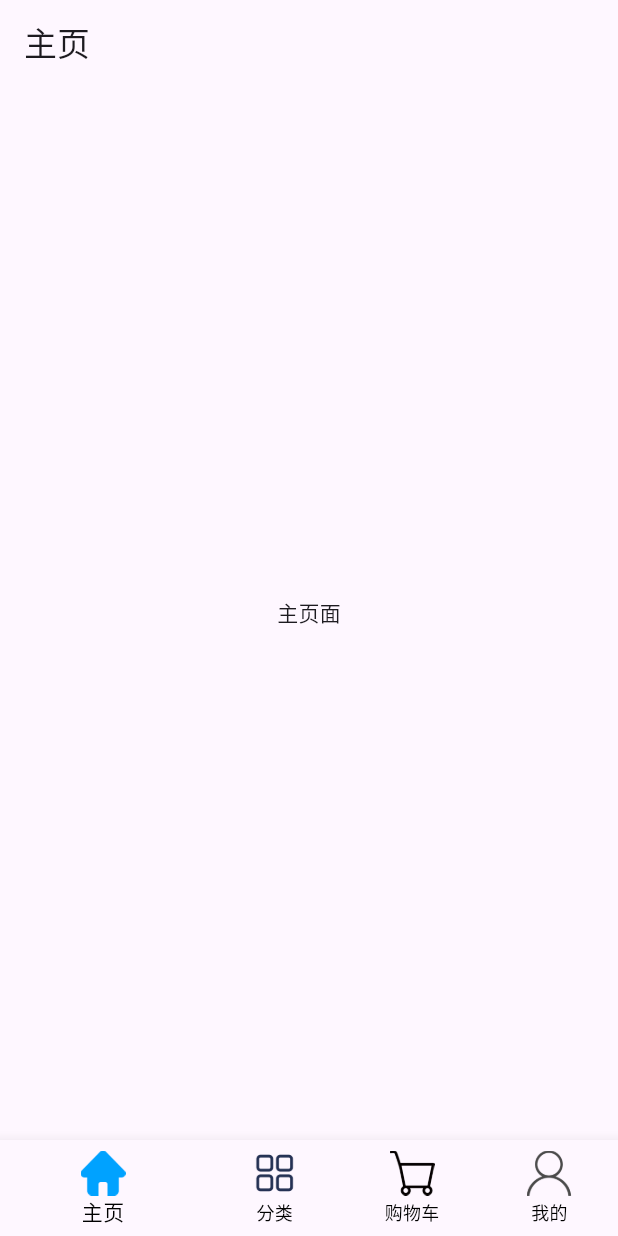
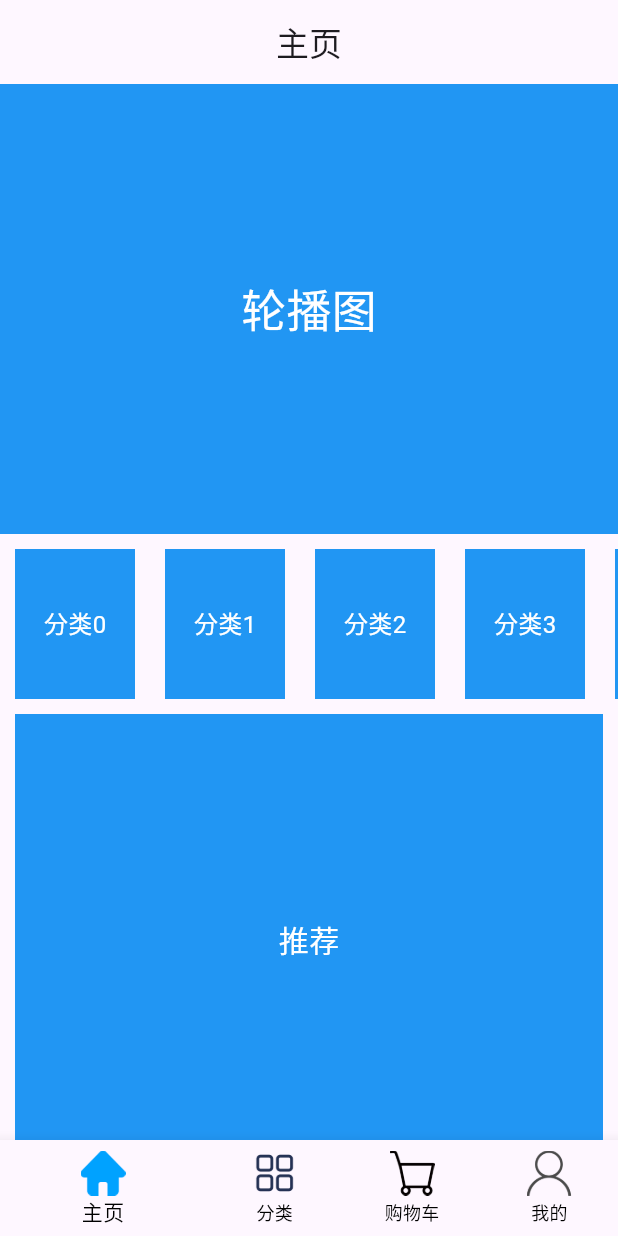
Before and after one commit to chuliyuoujian/my_shop, a Flutter app: the screen it shows after launch, on a phone screen of 412 x 824 dp. Run offline on Flutter 3.47's test engine with Material 3 defaults, Android fonts, the phone set to English and light mode, and no system bars.

Commit message:
首页基础布局实现

```diff
--- /dev/null
+++ b/lib/components/Home/home_category.dart
@@ -0,0 +1,34 @@
+import 'package:flutter/material.dart';
+
+class HomeCategory extends StatefulWidget {
+  const HomeCategory({super.key});
+
+  @override
+  State<HomeCategory> createState() => _HomeCategoryState();
+}
+
+class _HomeCategoryState extends State<HomeCategory> {
+  @override
+  Widget build(BuildContext context) {
+    return Container(
+      height: 100,
+      child: ListView.builder(
+        scrollDirection: Axis.horizontal,
+        itemCount: 10,
+        itemBuilder: (context, index) {
+          return Container(
+            width: 80,
+            height: 100,
+            alignment: Alignment.center,
+            margin: EdgeInsets.symmetric(horizontal: 10),
+            color: Colors.blue,
+            child: Text(
+              "分类$index",
+              style: TextStyle(color: Colors.white, fontSize: 16),
+            ),
+          );
+        },
+      ),
+    );
+  }
+}
--- /dev/null
+++ b/lib/components/Home/home_slider.dart
@@ -0,0 +1,20 @@
+import 'package:flutter/material.dart';
+
+class HomeSlider extends StatefulWidget {
+  const HomeSlider({super.key});
+
+  @override
+  State<HomeSlider> createState() => _HomeSliderState();
+}
+
+class _HomeSliderState extends State<HomeSlider> {
+  @override
+  Widget build(BuildContext context) {
+    return Container(
+      height: 300,
+      color: Colors.blue,
+      alignment: Alignment.center,
+      child: Text("轮播图", style: TextStyle(color: Colors.white, fontSize: 30)),
+    );
+  }
+}
--- /dev/null
+++ b/lib/components/Home/home_suggestion.dart
@@ -0,0 +1,23 @@
+import 'package:flutter/material.dart';
+
+class HomeSuggestion extends StatefulWidget {
+  const HomeSuggestion({super.key});
+
+  @override
+  State<HomeSuggestion> createState() => _HomeSuggestionState();
+}
+
+class _HomeSuggestionState extends State<HomeSuggestion> {
+  @override
+  Widget build(BuildContext context) {
+    return Padding(
+      padding: EdgeInsets.symmetric(horizontal: 10),
+      child: Container(
+        height: 300,
+        color: Colors.blue,
+        alignment: Alignment.center,
+        child: Text("推荐", style: TextStyle(color: Colors.white, fontSize: 20)),
+      ),
+    );
+  }
+}
--- a/lib/pages/Home/home_view.dart
+++ b/lib/pages/Home/home_view.dart
@@ -1,5 +1,10 @@
 //主页
 import 'package:flutter/material.dart';
+import 'package:my_shop/components/Home/home_category.dart';
+import 'package:my_shop/components/Home/home_hot.dart';
+import 'package:my_shop/components/Home/home_morelist.dart';
+import 'package:my_shop/components/Home/home_slider.dart';
+import 'package:my_shop/components/Home/home_suggestion.dart';
 
 class HomeView extends StatefulWidget {
   const HomeView({super.key});
@@ -9,8 +14,39 @@ class HomeView extends StatefulWidget {
 }
 
 class _HomeViewState extends State<HomeView> {
+  List<Widget> getSlivers() {
+    return [
+      //轮播图
+      SliverToBoxAdapter(child: HomeSlider()),
+      SliverToBoxAdapter(child: SizedBox(height: 10)),
+      //放置分类组件
+      SliverToBoxAdapter(child: HomeCategory()),
+      SliverToBoxAdapter(child: SizedBox(height: 10)),
+      //放置推荐组件
+      SliverToBoxAdapter(child: HomeSuggestion()),
+      SliverToBoxAdapter(child: SizedBox(height: 10)),
+      //放置热门商品组件
+      SliverToBoxAdapter(
+        child: Padding(
+          padding: EdgeInsets.symmetric(horizontal: 10),
+          child: Flex(
+            direction: Axis.horizontal,
+            children: [
+              Expanded(child: HomeHot()),
+              SizedBox(width: 20),
+              Expanded(child: HomeHot()),
+            ],
+          ),
+        ),
+      ),
+      SliverToBoxAdapter(child: SizedBox(height: 10)),
+      //放置更多商品组件
+      HomeMoreList(),
+    ];
+  }
+
   @override
   Widget build(BuildContext context) {
-    return Center(child: Text("主页面"));
+    return CustomScrollView(slivers: getSlivers());
   }
 }
--- a/lib/pages/Login/login_page.dart
+++ b/lib/pages/Login/login_page.dart
@@ -11,7 +11,7 @@ class _LoginPageState extends State<LoginPage> {
   @override
   Widget build(BuildContext context) {
     return Scaffold(
-      appBar: AppBar(title: Text("登录页")),
+      appBar: AppBar(title: Text("登录页"), centerTitle: true),
       body: Container(child: Text("登录页")),
     );
   }
--- a/lib/pages/Main/main_page.dart
+++ b/lib/pages/Main/main_page.dart
@@ -57,7 +57,7 @@ class _MainPageState extends State<MainPage> {
   @override
   Widget build(BuildContext context) {
     return Scaffold(
-      appBar: AppBar(title: Text("主页")),
+      appBar: AppBar(title: Text("主页"), centerTitle: true),
       //避开安全区(手机端上面的摄像头等)
       body: SafeArea(
         child: IndexedStack(
```
Also changed, not shown: lib/components/Home/home_hot.dart (added, +20 -0 lines), lib/components/Home/home_morelist.dart (added, +31 -0 lines).
